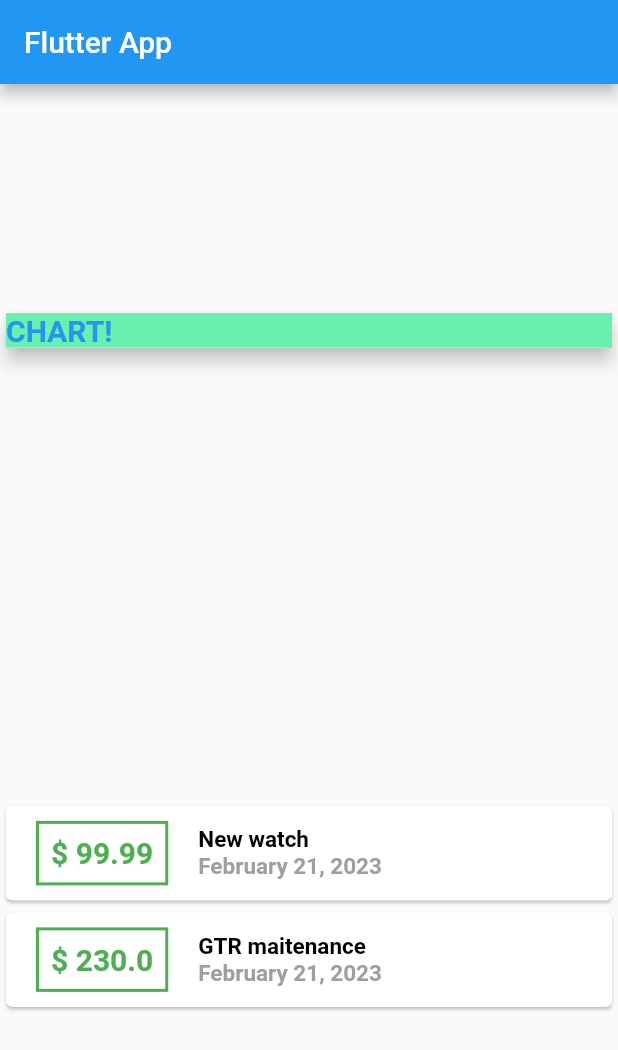
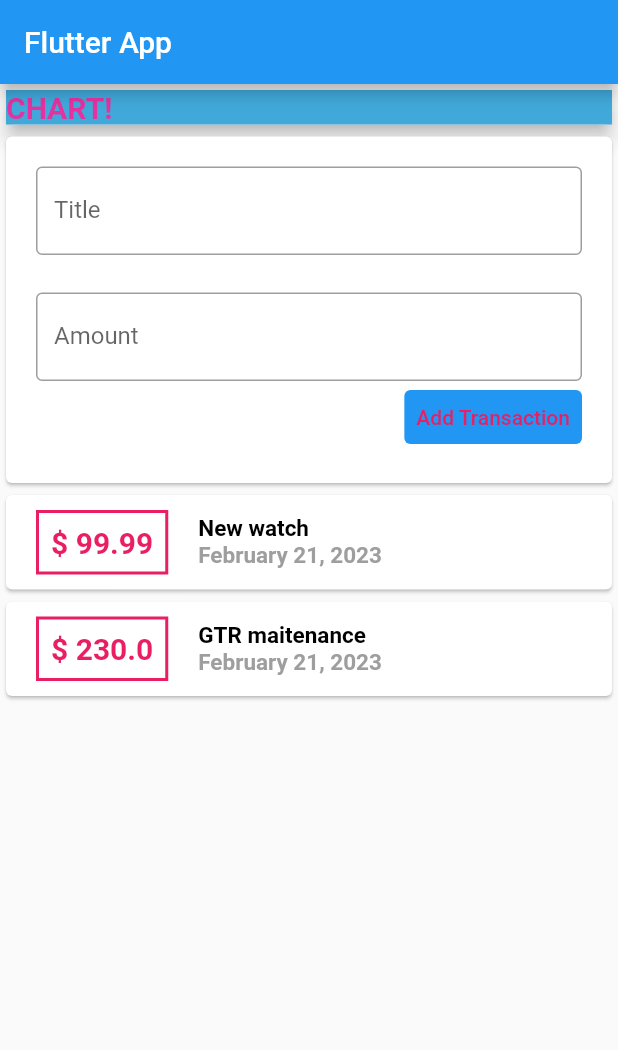
Before and after one commit to JudahSan/finance_management_app, a Flutter app: the screen it shows after launch, on a phone screen of 412 x 824 dp. Shown: the top 1050 px of the screen. Run offline on Flutter 3.47's test engine with Material 2 defaults, Android fonts, the phone set to English and light mode, and no system bars.

Commit message:
fetching user input, splitting app into widgets....

```diff
--- a/finance_management_app/lib/main.dart
+++ b/finance_management_app/lib/main.dart
@@ -1,6 +1,5 @@
 import 'package:flutter/material.dart';
-import 'package:intl/intl.dart';
-import './transaction.dart';
+import './widgets/user_transactions.dart';
 
 void main() => runApp(MyApp());
 
@@ -15,20 +14,10 @@ class MyApp extends StatelessWidget {
 }
 
 class MyHomePage extends StatelessWidget {
-  final List<Transaction> transactions = [
-    Transaction(
-      id: 't1',
-      title: 'New watch',
-      amount: 99.99,
-      date: DateTime.now(),
-    ),
-    Transaction(
-      id: 't2',
-      title: 'GTR maitenance',
-      amount: 230.00,
-      date: DateTime.now(),
-    ),
-  ];
+  // String titleInput;
+  // String amountInput;
+  final titleController = TextEditingController();
+  final amountController = TextEditingController();
 
   @override
   Widget build(BuildContext context) {
@@ -36,80 +25,31 @@ class MyHomePage extends StatelessWidget {
         appBar: AppBar(
           title: Text('Flutter App'),
         ),
-      body: Column(
-        mainAxisAlignment: MainAxisAlignment.spaceAround,
+        body: SingleChildScrollView(
+          child: Column(
+            mainAxisAlignment: MainAxisAlignment.start,
             crossAxisAlignment: CrossAxisAlignment.stretch,
             children: <Widget>[
               Card(
                 child: Container(
-              color: Colors.greenAccent,
+                  color: Color.fromARGB(255, 64, 169, 218),
                   width: double.infinity,
                   child: Text(
                     'CHART!',
                     style: TextStyle(
                       fontSize: 20,
                       fontWeight: FontWeight.bold,
-                  color: Colors.blue,
+                      color: Color.fromARGB(255, 228, 50, 160),
                     ),
                   ),
                 ),
                 elevation: 5,
               ),
+              UserTransactions()
+
               // Mapping Data into Widgets
-          Column(
-            children: transactions.map((transX) {
-              return Card(
-                child: Row(
-                  children: <Widget>[
-                    Container(
-                      margin: EdgeInsets.symmetric(
-                        vertical: 10,
-                        horizontal: 20,
-                      ),
-                      decoration: BoxDecoration(
-                        border: Border.all(
-                          color: Colors.green,
-                          width: 2,
-                        ),
-                      ),
-                      padding: EdgeInsets.all(8),
-                      child: Text(
-                        '\$ ${transX.amount}',
-                        style: TextStyle(
-                          fontSize: 20,
-                          fontWeight: FontWeight.bold,
-                          color: Colors.green,
-                        ),
-                      ),
-                    ),
-                    Column(
-                      crossAxisAlignment: CrossAxisAlignment.start,
-                      children: <Widget>[
-                        Text(
-                          transX.title,
-                          style: TextStyle(
-                            fontSize: 15,
-                            fontWeight: FontWeight.bold,
-                            color: Colors.black,
-                          ),
-                        ),
-                        Text(
-                          // DateFormat('dd-MM-yyyy').format(transX.date),
-                          DateFormat.yMMMMd().format(transX.date),
-                          style: TextStyle(
-                            fontSize: 15,
-                            fontWeight: FontWeight.bold,
-                            color: Colors.grey,),
-                        ),
-                      ],
-                    )
             ],
           ),
-              );
-            }).toList(),
-          ),
-        ],
-      ),
-    );
+        ));
   }
 }
--- /dev/null
+++ b/finance_management_app/lib/widgets/new_transactions.dart
@@ -0,0 +1,63 @@
+import 'package:flutter/material.dart';
+
+class NewTransaction extends StatelessWidget {
+  final Function addTansX;
+  final titleController = TextEditingController();
+  final amountController = TextEditingController();
+
+  NewTransaction(this.addTansX);
+  @override
+  Widget build(BuildContext context) {
+    return Card(
+      child: Container(
+        padding: EdgeInsets.all(20),
+        child: Column(
+          crossAxisAlignment: CrossAxisAlignment.end,
+          children: <Widget>[
+            TextField(
+              // onChanged: (value) {
+              //   titleInput = value;
+              // } ,
+              decoration: InputDecoration(
+                labelText: 'Title',
+                border: OutlineInputBorder(
+                  borderSide: BorderSide(color: Colors.blue),
+                ),
+              ),
+              controller: titleController,
+            ),
+            SizedBox(height: 25.0,),
+            TextField(
+              decoration: InputDecoration(
+                labelText: 'Amount',
+                border: OutlineInputBorder(
+                  borderSide: BorderSide(color: Colors.blue),
+                ),
+              ),
+              controller: amountController,
+              // onChanged: (value) => amountInput = value,
+            ),
+            TextButton(
+              onPressed: () {
+                addTansX(
+                  titleController.text,
+                  double.parse(amountController.text),
+                  // I number is invalid, app will break
+                );
+              },
+              child: Text(
+                'Add Transaction',
+                style: TextStyle(
+                  color: Colors.pink,
+                ),
+              ),
+              style: ButtonStyle(
+                backgroundColor: MaterialStateProperty.all<Color>(Colors.blue),
+              ),
+            ),
+          ],
+        ),
+      ),
+    );
+  }
+}
--- /dev/null
+++ b/finance_management_app/lib/widgets/transaction_list.dart
@@ -0,0 +1,70 @@
+import 'package:flutter/material.dart';
+import '../models/transaction.dart';
+import 'package:intl/intl.dart';
+
+class TransactionList extends StatelessWidget {
+  final List<Transaction> transactions;
+
+  TransactionList(this.transactions);
+  @override
+  Widget build(BuildContext context) {
+    return Container(
+      height: 700,
+      child: ListView.builder(
+        itemBuilder: (context, index) {
+          return Card(
+            child: Row(
+              children: <Widget>[
+                Container(
+                  margin: EdgeInsets.symmetric(
+                    vertical: 10,
+                    horizontal: 20,
+                  ),
+                  decoration: BoxDecoration(
+                    border: Border.all(
+                      color: Colors.pink,
+                      width: 2,
+                    ),
+                  ),
+                  padding: EdgeInsets.all(8),
+                  child: Text(
+                    '\$ ${transactions[index].amount}',
+                    style: TextStyle(
+                      fontSize: 20,
+                      fontWeight: FontWeight.bold,
+                      color: Colors.pink,
+                    ),
+                  ),
+                ),
+                Column(
+                  crossAxisAlignment: CrossAxisAlignment.start,
+                  children: <Widget>[
+                    Text(
+                      transactions[index].title,
+                      style: TextStyle(
+                        fontSize: 15,
+                        fontWeight: FontWeight.bold,
+                        color: Colors.black,
+                      ),
+                    ),
+                    Text(
+                      // DateFormat('dd-MM-yyyy').format(transactions.date),
+                      DateFormat.yMMMMd().format(transactions[index].date),
+                      style: TextStyle(
+                        fontSize: 15,
+                        fontWeight: FontWeight.bold,
+                        color: Colors.grey,
+                      ),
+                    ),
+                  ],
+                )
+              ],
+            ),
+          );
+        },
+        itemCount: transactions.length,
+
+      ),
+    );
+  }
+}
--- /dev/null
+++ b/finance_management_app/lib/widgets/user_transactions.dart
@@ -0,0 +1,55 @@
+import 'package:flutter/src/foundation/key.dart';
+import 'package:flutter/src/widgets/framework.dart';
+import 'package:flutter/src/widgets/placeholder.dart';
+import 'package:flutter/material.dart';
+import './transaction_list.dart';
+import './new_transactions.dart';
+import '../models/transaction.dart';
+
+class UserTransactions extends StatefulWidget {
+  const UserTransactions({Key key}) : super(key: key);
+
+  @override
+  State<UserTransactions> createState() => _UserTransactionsState();
+}
+
+class _UserTransactionsState extends State<UserTransactions> {
+  final List<Transaction> _userTransactions = [
+    Transaction(
+      id: 't1',
+      title: 'New watch',
+      amount: 99.99,
+      date: DateTime.now(),
+    ),
+    Transaction(
+      id: 't2',
+      title: 'GTR maitenance',
+      amount: 230.00,
+      date: DateTime.now(),
+    ),
+  ];
+
+  // New transaction
+  void _addNewTransaction(String title, double amount) {
+    final newTx = Transaction(
+      id: DateTime.now().toString(),
+      title: title,
+      amount: amount,
+      date: DateTime.now(),
+    );
+
+    setState(() {
+      _userTransactions.add(newTx);
+    });
+  }
+
+  @override
+  Widget build(BuildContext context) {
+    return Column(
+      children: <Widget>[
+        NewTransaction(_addNewTransaction),
+        TransactionList(_userTransactions),
+      ],
+    );
+  }
+}
```
Also changed, not shown: finance_management_app/lib/models/transaction.dart (renamed from finance_management_app/lib/transaction.dart), 1 other file. Lines whose indentation alone changed are shown as unchanged.
